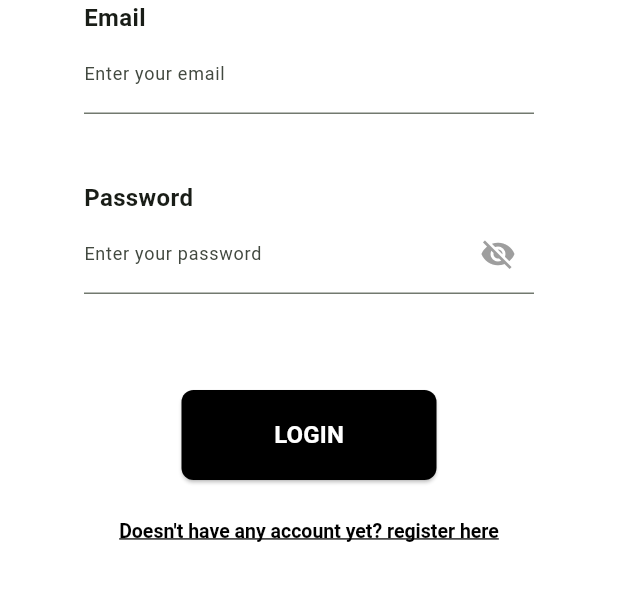
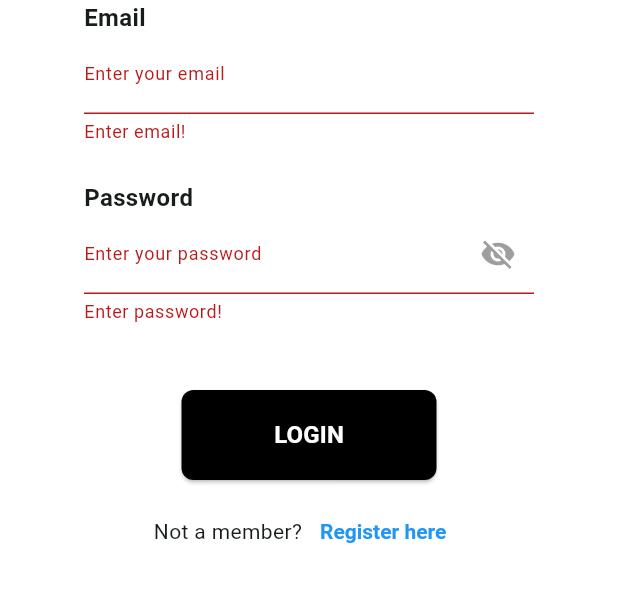
Before and after one commit to geoffval/Recipedia, a Flutter app: the screen it shows after launch, after a tap on "LOGIN", on a phone screen of 412 x 824 dp, the part 405-1007 px from its top. Run offline on Flutter 3.47's test engine with Material 2 defaults, Android fonts, the phone set to English and light mode, and no system bars; our stand-ins replace firebase_auth, firebase_core, sqflite; accounts and stored records are empty.

Commit message:
Login + Register menggunakan firebase

```diff
--- /dev/null
+++ b/database.rules.json
@@ -0,0 +1,6 @@
+{
+  "rules": {
+    ".read": false,
+    ".write": false
+  }
+}
--- /dev/null
+++ b/lib/controls/auth.dart
@@ -0,0 +1,25 @@
+import 'package:firebase_auth/firebase_auth.dart';
+import 'package:flutter/cupertino.dart';
+import 'package:flutter/material.dart';
+import 'package:recipedia/view/home_page_view.dart';
+import 'package:recipedia/view/login.dart';
+
+class Auth extends StatelessWidget{
+  const Auth({Key? key}) : super (key: key);
+
+  @override
+  Widget build(BuildContext context){
+    return Scaffold(
+      body: StreamBuilder<User?>(
+          stream: FirebaseAuth.instance.authStateChanges(),
+        builder: (context, snapshot) {
+            if (snapshot.hasData) {
+              return HomePage();
+            } else {
+              return LoginPage();
+            }
+        }
+      )
+    );
+  }
+}
--- a/lib/main.dart
+++ b/lib/main.dart
@@ -1,9 +1,15 @@
 import 'package:flutter/material.dart';
-import 'package:recipedia/view/landing_page_view.dart';
+import 'package:recipedia/controls/auth.dart';
+import 'package:recipedia/firebase_options.dart';
+import 'package:firebase_core/firebase_core.dart';
 
 
-void main() {
-  runApp(const MyApp());
+void main() async {
+    WidgetsFlutterBinding.ensureInitialized();
+    await Firebase.initializeApp(
+      options: DefaultFirebaseOptions.currentPlatform
+    );
+    runApp(MyApp());
 }
 
 class MyApp extends StatelessWidget {
@@ -14,13 +20,11 @@ class MyApp extends StatelessWidget {
   @override
   Widget build(BuildContext context) {
     return MaterialApp(
-        title: 'Flutter Demo',
         theme: ThemeData(
-
-          colorScheme: ColorScheme.fromSeed(seedColor: Colors.green),
+          colorScheme: ColorScheme.fromSeed(seedColor: Colors.greenAccent),
           useMaterial3: true,
         ),
-        home: LandingPage()//home: ,
+        home: Auth()//home: ,
     );
   }
 }
--- a/lib/view/login.dart
+++ b/lib/view/login.dart
@@ -1,6 +1,5 @@
+import 'package:firebase_auth/firebase_auth.dart';
 import 'package:flutter/material.dart';
-import 'package:recipedia/view/home_page_view.dart';
-import 'package:recipedia/controls/db_helper.dart';
 import 'package:recipedia/view/register.dart';
 
 class LoginPage extends StatefulWidget {
@@ -10,95 +9,43 @@ class LoginPage extends StatefulWidget {
 
 
 class _LoginPageState extends State<LoginPage> {
-  final TextEditingController _emailController = TextEditingController();
-  final TextEditingController _passwordController = TextEditingController();
+  final _emailController = TextEditingController();
+  final _passwordController = TextEditingController();
   final _formKey = GlobalKey<FormState>();
 
-  List<Map<String, dynamic>> _account = [];
-  bool _isLoading = true;
-  bool accountFound = false;
   bool _passwordVisible = false;
 
-  Future<void> _refreshAccountData() async {
-    final data = await SQLHelper.getItems();
-    setState(() {
-      _account = data;
-      _isLoading = false;
-    });
-  }
-
-  @override
-  void initState(){
-    super.initState();
-    _refreshAccountData();
-  }
-
-  void _validate() async {
+  Future _validate() async {
     final form = _formKey.currentState;
     if (!form!.validate()) {
       return;
     }
-
-    await _refreshAccountData();
-
-    print("..number of items ${_account.length}");
-
-    _account.forEach((e) {
-      if (e['email'] == _emailController.text && e['password'] == _passwordController.text){
-        accountFound = true;
-        Navigator.of(context).push(
-          MaterialPageRoute(builder: (_) => HomePage(name: e['username'], email: e['email'], password: e['password'])),
+    await FirebaseAuth.instance.signInWithEmailAndPassword(
+        email: _emailController.text.trim(),
+        password: _passwordController.text.trim()
     );
   }
 
-      //UNTUK TESTING DELETE AKUN
-
-      // SQLHelper.deleteDog(e['id']);
-      // print("deleted" + e['username']);
-
-    });
-    if (!accountFound) showAlertDialog(context);
+  @override
+  void dispose() {
+    _emailController.dispose();
+    _passwordController.dispose();
+    super.dispose();
   }
 
-  showAlertDialog(BuildContext context) {
-    Widget tryAgainButton = TextButton(
-      child: Text("TRY AGAIN"),
-      onPressed: () {
-        Navigator.of(context).pop();
-        return;
-      },
-    );
-
-    AlertDialog alert = AlertDialog(
-      title: Text("Couldn't find your account!"),
-      content: Text("Email or password might wrong, try again!"),
-      actions: [
-        tryAgainButton,
-      ],
-    );
-
-    showDialog(
-      context: context,
-      builder: (BuildContext context) {
-        return alert;
-      },
-    );
-  }
-
-
-
   @override
-
   Widget build(BuildContext context) {
     return Scaffold(
       resizeToAvoidBottomInset : false,
       backgroundColor: Colors.white,
-      body: Column(
+      body: SingleChildScrollView(
+       child: Column(
          children: [
            _buildImage(),
-          _buildButton(context)
+           _buildForm(context)
          ],
        ),
+      )
     );
   }
 
@@ -113,8 +60,7 @@ class _LoginPageState extends State<LoginPage> {
   }
 
 
-
-  Widget _buildButton(BuildContext context) {
+  Widget _buildForm(BuildContext context) {
     return Form(
         key: _formKey,
         child: Column(
@@ -226,16 +172,17 @@ class _LoginPageState extends State<LoginPage> {
             ),
           ),
           SizedBox(height: 10),
+          Row(
+            mainAxisAlignment: MainAxisAlignment.center,
+            children: <Widget>[
+              Text("Not a member?"),
               SizedBox(
                 child:  TextButton(
-              child: const Text('Doesn\'t have any account yet? register here'),
+                  child: const Text('Register here'),
                   style: TextButton.styleFrom(
-                foregroundColor: Colors.black,
+                    foregroundColor: Colors.blue,
                     textStyle: TextStyle(
-                    fontSize: 13,
                         fontWeight: FontWeight.bold,
-                    decoration: TextDecoration.underline,
-                    decorationThickness: 1.3
                     ),
                   ),
                   onPressed: () {
@@ -247,6 +194,8 @@ class _LoginPageState extends State<LoginPage> {
               )
             ],
           )
+       ],
+      )
     );
   }
 
--- a/pubspec.yaml
+++ b/pubspec.yaml
@@ -37,6 +37,9 @@ dependencies:
   cupertino_icons: ^1.0.2
   sqflite: ^2.3.0
   path: ^1.8.3
+  firebase_auth: ^4.14.1
+  firebase_core: ^2.23.0
+
 
 dev_dependencies:
   flutter_test:
```
Also changed, not shown: lib/view/account.dart (+66 -23 lines), lib/view/home_page_view.dart (+2 -8 lines), lib/view/register.dart (+46 -18 lines), firebase.json (added), lib/controls/test.dart (deleted), lib/firebase_options.dart (added), pubspec.lock, 6 other files. Lines whose indentation alone changed are shown as unchanged.
